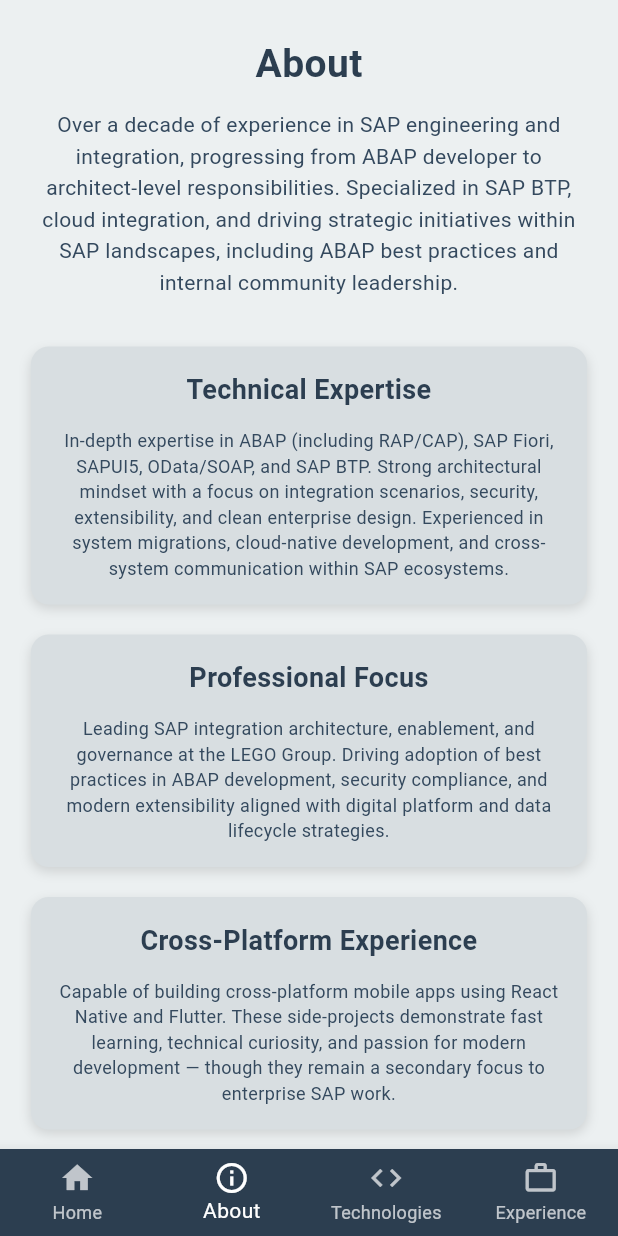
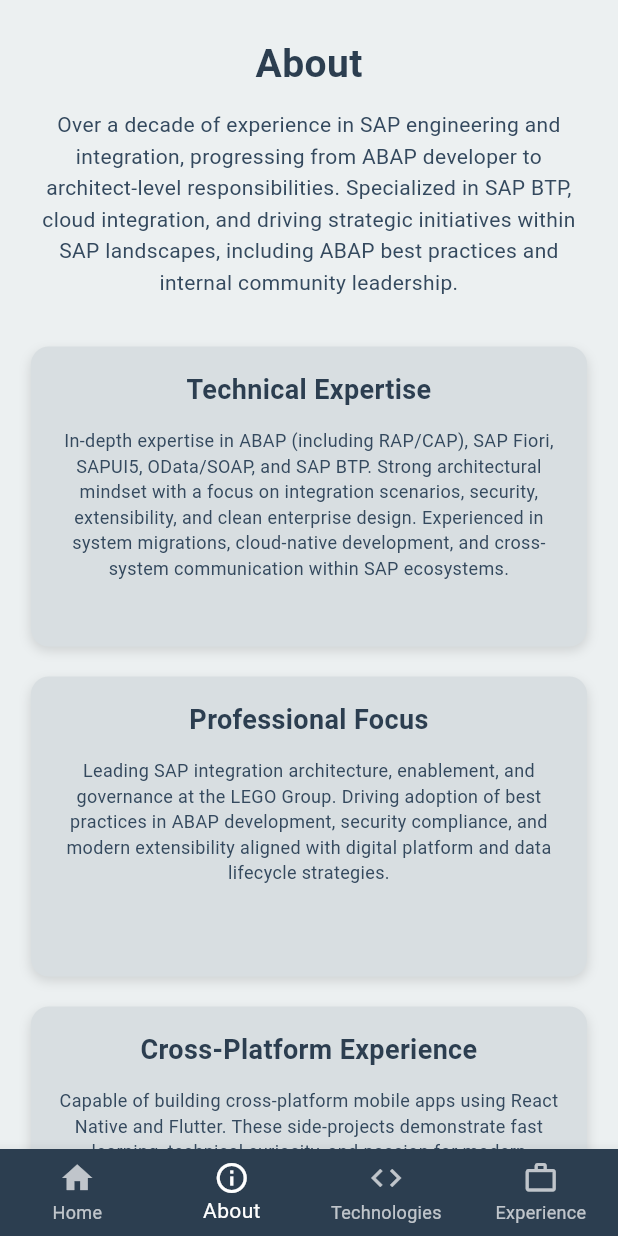
Before and after one commit to BazhukovTima/timofei-bazhukov-portfolio, a Flutter app: the AboutPageContent screen opened by its route, on a phone screen of 412 x 824 dp. Run offline on Flutter 3.47's test engine with Material 3 defaults, Android fonts, the light colour scheme and no system bars; our stand-ins replace font_awesome_flutter, go_router.

Commit message:
fix flutter about cards height

```diff
--- a/src/flutter_ui/lib/pages/about_page.dart
+++ b/src/flutter_ui/lib/pages/about_page.dart
@@ -24,14 +24,21 @@ class AboutPageContent extends StatelessWidget {
       padding: AboutStyles.contentPadding(context),
       child: Center(
         child: ConstrainedBox(
-          constraints: BoxConstraints(maxWidth: AboutStyles.maxContentWidth(context)),
+          constraints: BoxConstraints(
+            maxWidth: AboutStyles.maxContentWidth(context),
+          ),
           child: Column(
             crossAxisAlignment: CrossAxisAlignment.center,
             children: [
-              Text(AboutStyles.aboutHeaderText, style: AboutStyles.mainHeader(context)),
+              Text(
+                AboutStyles.aboutHeaderText,
+                style: AboutStyles.mainHeader(context),
+              ),
               SizedBox(height: AboutStyles.verticalSpacingSmall(context)),
               ConstrainedBox(
-                constraints: BoxConstraints(maxWidth: AboutStyles.maxExpertiseTextWidth(context)),
+                constraints: BoxConstraints(
+                  maxWidth: AboutStyles.maxExpertiseTextWidth(context),
+                ),
                 child: Text(
                   expertiseDescription,
                   style: AboutStyles.expertiseDescription(context),
@@ -43,20 +50,27 @@ class AboutPageContent extends StatelessWidget {
                 spacing: AboutStyles.wrapSpacing(context),
                 runSpacing: AboutStyles.wrapRunSpacing(context),
                 alignment: AboutStyles.wrapAlignment,
-                children: sections.map<Widget>((section) {
+                children:
+                    sections.map<Widget>((section) {
                       return SizedBox(
                         width: AboutStyles.cardWidth(context),
                         child: Container(
+                          constraints: BoxConstraints(
+                            minHeight: AboutStyles.cardHeight(context),
+                          ),
                           decoration: AboutStyles.cardDecoration,
                           padding: AboutStyles.sectionPadding(context),
                           child: Column(
                             mainAxisSize: MainAxisSize.min,
-                        mainAxisAlignment: MainAxisAlignment.center,
+                            crossAxisAlignment: CrossAxisAlignment.center,
                             children: [
-                          Text(
+                              Align(
+                                alignment: Alignment.topCenter,
+                                child: Text(
                                   section.header,
                                   style: AboutStyles.cardHeader(context),
                                   textAlign: TextAlign.center,
+                                ),
                               ),
                               const SizedBox(height: 12),
                               Text(
--- a/src/flutter_ui/lib/styles/about_styles.dart
+++ b/src/flutter_ui/lib/styles/about_styles.dart
@@ -103,9 +103,9 @@ class AboutStyles {
 
   static double cardHeight(BuildContext context) {
     final width = MediaQuery.of(context).size.width;
-    if (width < 600) return 240;
-    if (width < 900) return 220;
-    return 220;
+    if (width < 600) return 200;
+    if (width < 900) return 240;
+    return 240;
   }
 
   static double wrapSpacing(BuildContext context) {
```
Lines whose indentation alone changed are shown as unchanged.
